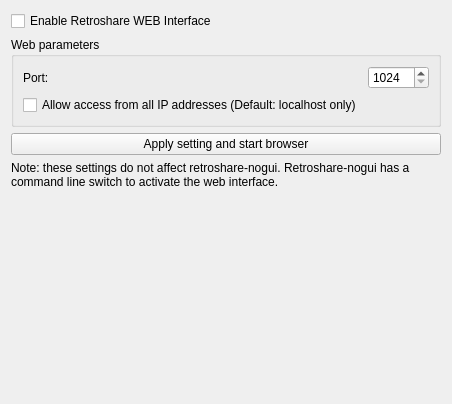
Old version of the form retroshare-gui/src/gui/settings/WebuiPage.ui in the repository RetroShare/RetroShare.
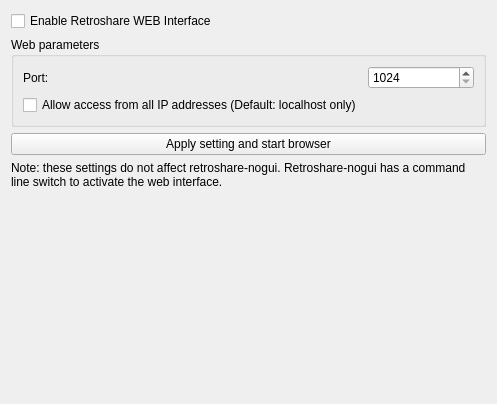
New version of the form.

Commit message: Fix WebUI Setting Saving.

What changed in the file:
```diff
--- a/retroshare-gui/src/gui/settings/WebuiPage.ui
+++ b/retroshare-gui/src/gui/settings/WebuiPage.ui
@@ -6,7 +6,7 @@
    <rect>
     <x>0</x>
     <y>0</y>
-    <width>442</width>
+    <width>497</width>
     <height>404</height>
    </rect>
   </property>
```
Left out of the diff: 10 changed lines with no effect on the pictures. The commit also changes 2 other files.
